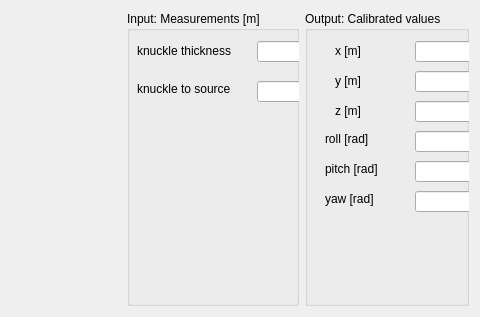
shadow-robot/sr-visualization, file advanced/sr_gui_shadow_glove_calibration/uis/SrShadowGloveCalibration.ui: the form before one commit; both pictures show x 261 to 741 and y 0 to 317 of the 741 by 317 pixel window.
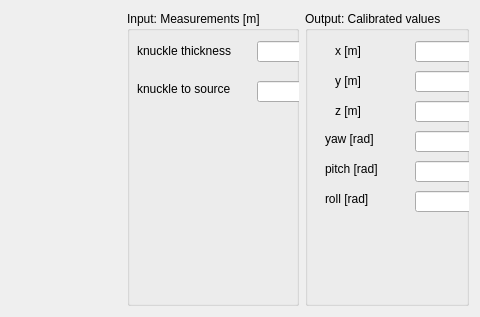
The form after the commit.

```diff
--- a/advanced/sr_gui_shadow_glove_calibration/uis/SrShadowGloveCalibration.ui
+++ b/advanced/sr_gui_shadow_glove_calibration/uis/SrShadowGloveCalibration.ui
@@ -292,7 +292,7 @@
            </rect>
           </property>
           <property name="text">
-           <string>roll [rad]</string>
+           <string>yaw [rad]</string>
           </property>
          </widget>
          <widget class="QLabel" name="label_10">
@@ -318,7 +318,7 @@
            </rect>
           </property>
           <property name="text">
-           <string>yaw [rad]</string>
+           <string>roll [rad]</string>
           </property>
          </widget>
         </widget>
```
